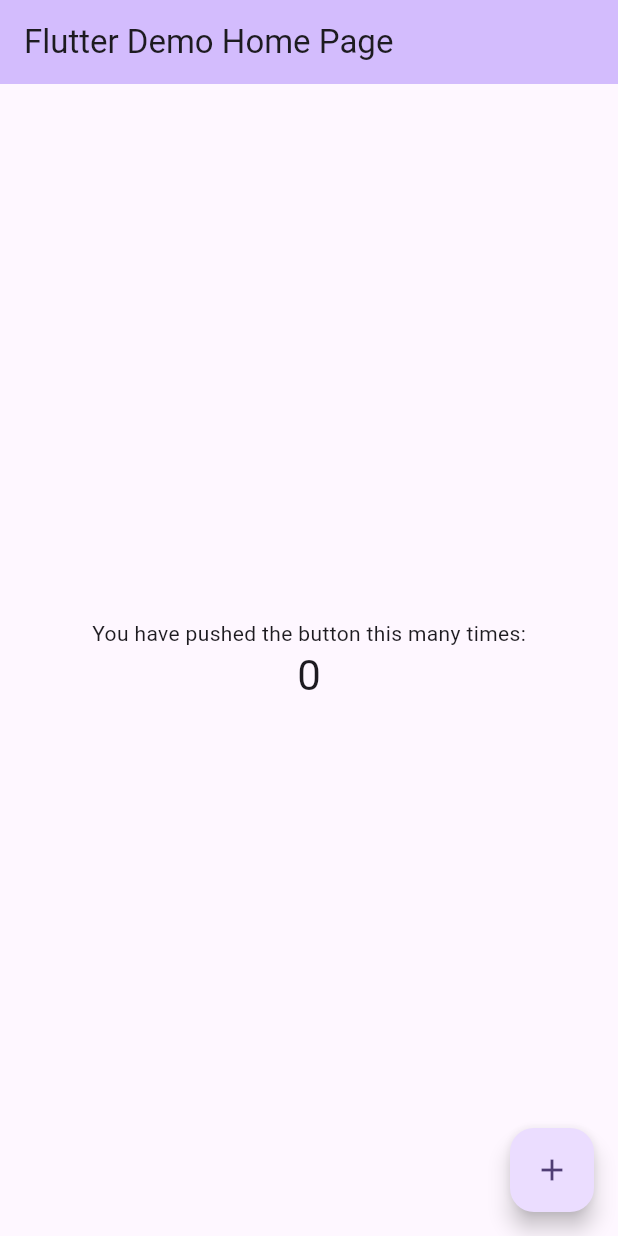
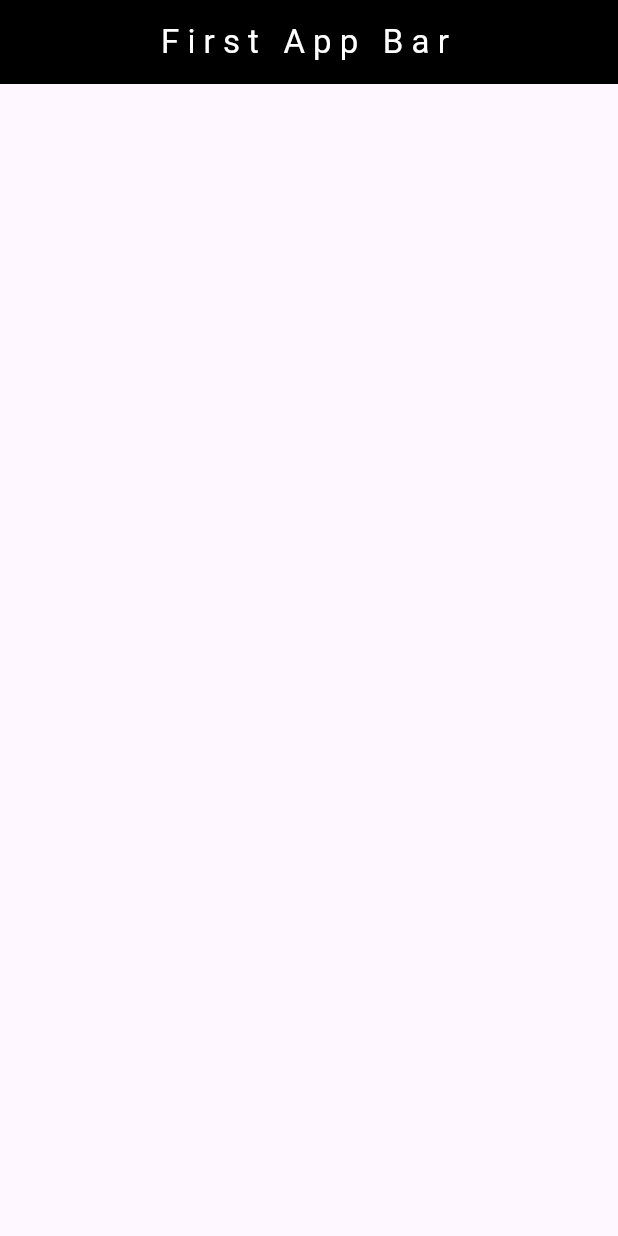
Before and after one commit to Mottakin890/first_project, a Flutter app: the screen it shows after launch, on a phone screen of 412 x 824 dp. Run offline on Flutter 3.47's test engine with Material 3 defaults, Android fonts, the phone set to English and light mode, and no system bars.

Commit message:
App bar created...

```diff
--- a/lib/main.dart
+++ b/lib/main.dart
@@ -1,67 +1,36 @@
+import 'package:flutter/cupertino.dart';
 import 'package:flutter/material.dart';
 
 void main() {
-  runApp(const MyApp());
+  runApp(MyApp());
 }
 
 class MyApp extends StatelessWidget {
   const MyApp({super.key});
 
-  // This widget is the root of your application.
   @override
   Widget build(BuildContext context) {
     return MaterialApp(
-      title: 'Flutter Demo',
-      theme: ThemeData(
-        colorScheme: ColorScheme.fromSeed(seedColor: Colors.deepPurple),
-      ),
-      home: const MyHomePage(title: 'Flutter Demo Home Page'),
+      home: const HomePage(),
+      debugShowCheckedModeBanner: false,
     );
   }
 }
 
-class MyHomePage extends StatefulWidget {
-  const MyHomePage({super.key, required this.title});
-
-  final String title;
-
-  @override
-  State<MyHomePage> createState() => _MyHomePageState();
-}
-
-class _MyHomePageState extends State<MyHomePage> {
-  int _counter = 0;
-
-  void _incrementCounter() {
-    setState(() {
-      _counter++;
-    });
-  }
+class HomePage extends StatelessWidget {
+  const HomePage({super.key});
 
   @override
   Widget build(BuildContext context) {
     return Scaffold(
       appBar: AppBar(
-        backgroundColor: Theme.of(context).colorScheme.inversePrimary,
-        title: Text(widget.title),
-      ),
-      body: Center(
-        child: Column(
-          mainAxisAlignment: MainAxisAlignment.center,
-          children: <Widget>[
-            const Text('You have pushed the button this many times:'),
-            Text(
-              '$_counter',
-              style: Theme.of(context).textTheme.headlineMedium,
-            ),
-          ],
+        centerTitle: true,
+        backgroundColor: CupertinoColors.label,
+        title: Text(
+          "F i r s t   A p p   B a r ",
+          style: TextStyle(color: CupertinoColors.white),
         ),
       ),
-      floatingActionButton: FloatingActionButton(
-        onPressed: _incrementCounter,
-        tooltip: 'Increment',
-        child: const Icon(Icons.add),
-      ), // This trailing comma makes auto-formatting nicer for build methods.
     );
   }
 }
```
